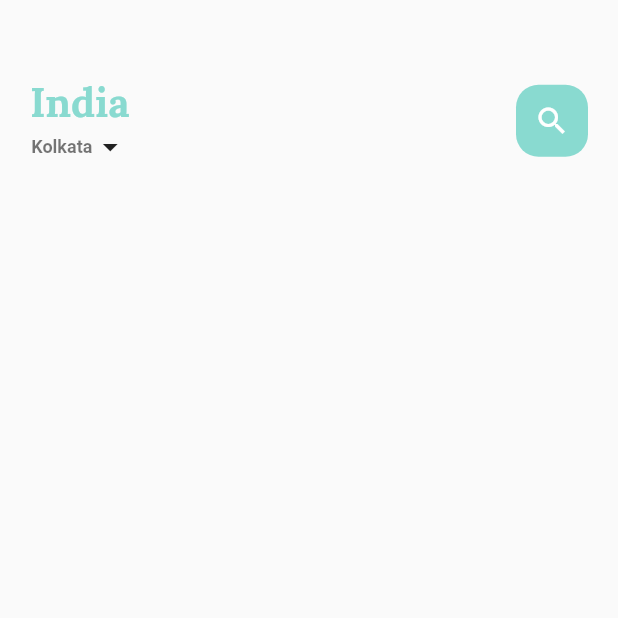
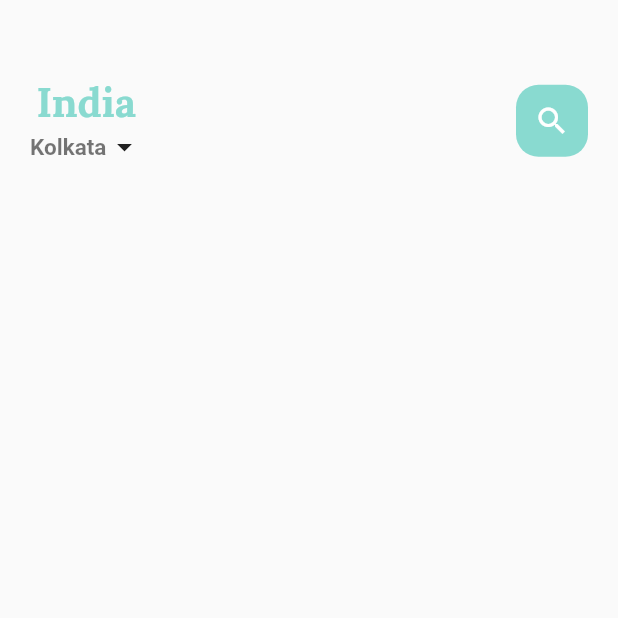
Before and after one commit to Bapan2003/food_apps, a Flutter app: the screen it shows after launch, on a phone screen of 412 x 824 dp, the top half of it. Run offline on Flutter 3.47's test engine with Material 2 defaults, Android fonts, the phone set to English and light mode, and no system bars.

Commit message:
some change

```diff
--- a/lib/main_food_page.dart
+++ b/lib/main_food_page.dart
@@ -34,7 +34,7 @@ class _MainFoodPageState extends State<MainFoodPage> {
                     BigText(text: "India",color: AppColors.mainColor,size: 27,),
                     Row(
                       children: [
-                        SmallText(text: "Kolkata",color: Colors.black54,),
+                        SmallText(text: "Kolkata",color: Colors.black54,size: 15,),
                         Icon(Icons.arrow_drop_down)
                       ],
                     ),
--- a/lib/widgets/small_text.dart
+++ b/lib/widgets/small_text.dart
@@ -1,4 +1,4 @@
-import 'dart:ffi';
+
 
 import 'package:flutter/cupertino.dart';
 
```
